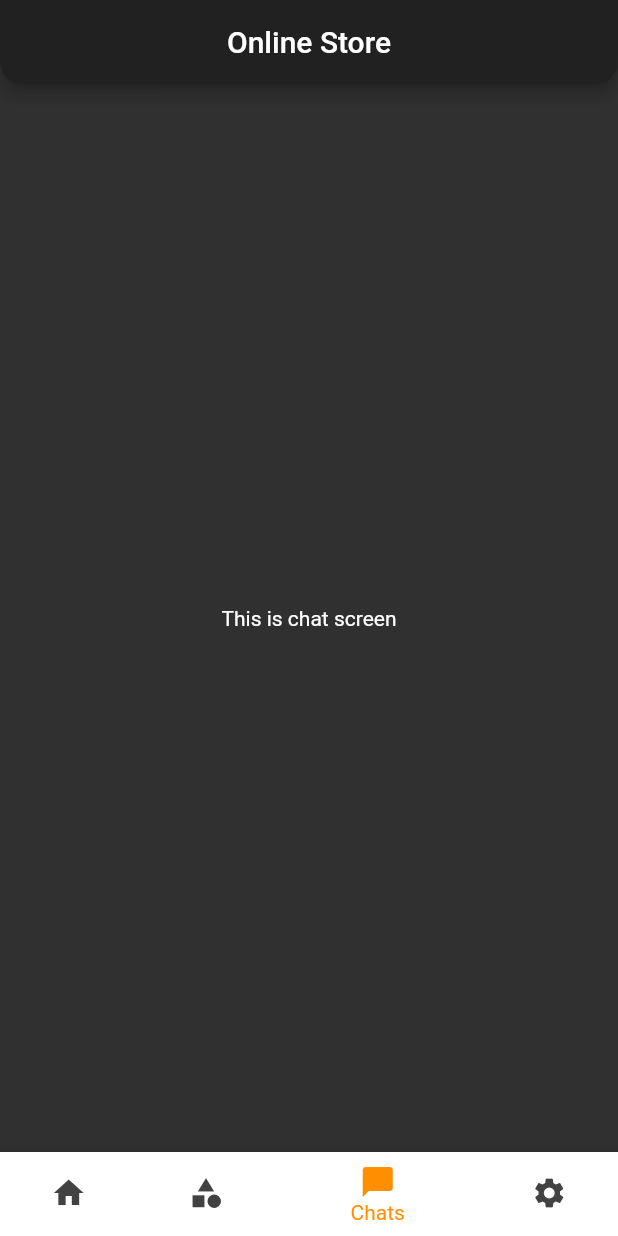
After one commit to johnsudhir/social_shop, a Flutter app: the screen it shows after launch, item 3 of the bottom bar chosen, on a phone screen of 412 x 824 dp. The commit adds this screen. Run offline on Flutter 3.47's test engine with Material 2 defaults, Android fonts, the phone set to English and light mode, and no system bars.

Commit message:
all routes are fixed

```diff
--- a/lib/main.dart
+++ b/lib/main.dart
@@ -1,5 +1,6 @@
 import 'package:digital_stores/screens/MainPage.dart';
-import 'package:digital_stores/screens/categories.dart';
+import 'package:digital_stores/screens/chat/Chats.dart';
+import 'package:digital_stores/screens/nav_categories/categories.dart';
 import 'package:digital_stores/screens/settings/Settings.dart';
 import 'package:flutter/material.dart';
 
@@ -9,8 +10,11 @@ void main()=>runApp(
       //TODO: if want to change any color of appBar, Floating button change here.
     ),
     routes: {
+      //TODO: add routes here
       MainPage.mainPage: (context)=>MainPage(),
       Categories.category: (context)=>Categories(),
+      Chats.chats: (context)=>Chats(),
+      Settings.settings: (context)=>Settings(),
     },
     initialRoute: MainPage.mainPage,
   )
--- a/lib/screens/MainPage.dart
+++ b/lib/screens/MainPage.dart
@@ -1,4 +1,5 @@
-import 'package:digital_stores/screens/categories.dart';
+import 'package:digital_stores/screens/chat/Chats.dart';
+import 'package:digital_stores/screens/nav_categories/categories.dart';
 import 'package:digital_stores/screens/home/Home.dart';
 import 'package:digital_stores/screens/settings/Settings.dart';
 import 'package:flutter/material.dart';
@@ -13,8 +14,11 @@ class MainPage extends StatefulWidget {
 
 class _MainPageState extends State<MainPage> {
   List<Widget> navigationWidgets = <Widget>[
+    //TODO: add a instance of nav bar components in order if page is made and dont forget to add that page in route
     Home(),
     Categories(),
+    Chats(),
+    Settings(),
 
 
   ];
@@ -54,8 +58,8 @@ class _MainPageState extends State<MainPage> {
             label: 'Category',
           ),
           BottomNavigationBarItem(
-              icon: Icon(Icons.person),
-              label: 'Profile',
+              icon: Icon(Icons.chat_bubble),
+              label: 'Chats',
           ),
           BottomNavigationBarItem(
             icon: Icon(Icons.settings),
--- /dev/null
+++ b/lib/screens/chat/Chats.dart
@@ -0,0 +1,20 @@
+import 'package:flutter/material.dart';
+
+class Chats extends StatefulWidget {
+  const Chats({Key? key}) : super(key: key);
+  static const String chats = "Chats";
+
+  @override
+  _ChatsState createState() => _ChatsState();
+}
+
+class _ChatsState extends State<Chats> {
+  @override
+  Widget build(BuildContext context) {
+    return Center(
+      child: Container(
+        child: Text("This is chat screen"),
+      ),
+    );
+  }
+}
--- a/lib/screens/settings/Settings.dart
+++ b/lib/screens/settings/Settings.dart
@@ -2,6 +2,7 @@ import 'package:flutter/material.dart';
 
 class Settings extends StatelessWidget {
   const Settings({Key? key}) : super(key: key);
+  static const String settings = "Settings";
 
   @override
   Widget build(BuildContext context) {
```
Also changed, not shown: lib/screens/nav_categories/categories.dart (renamed from lib/screens/categories.dart).
